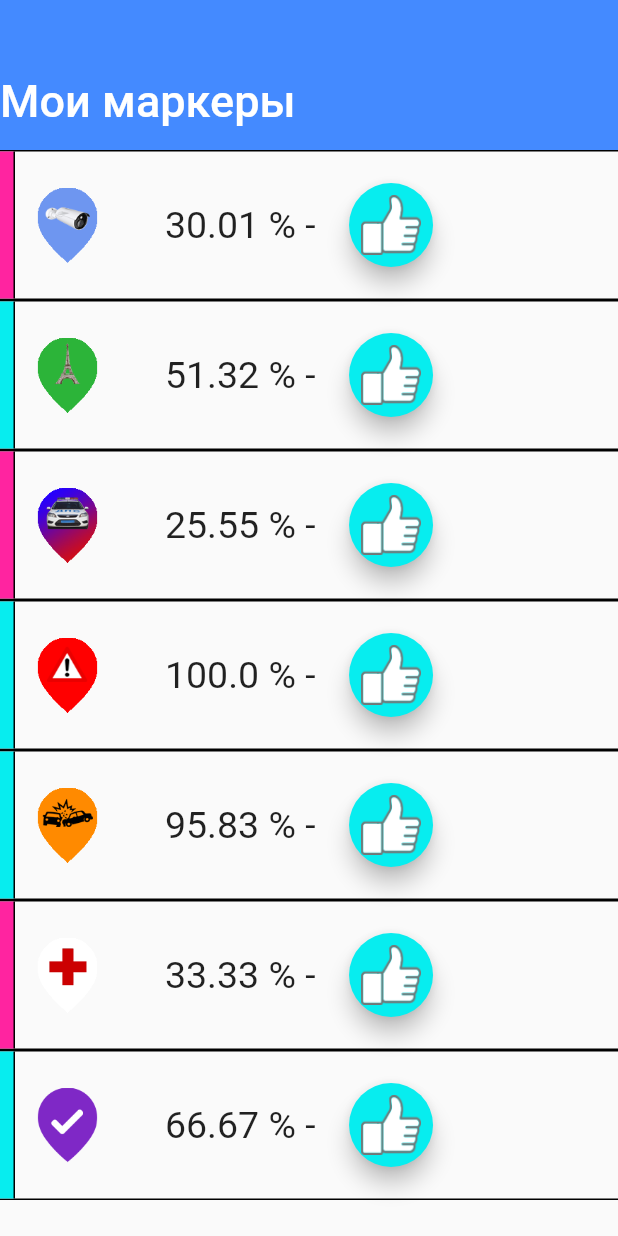
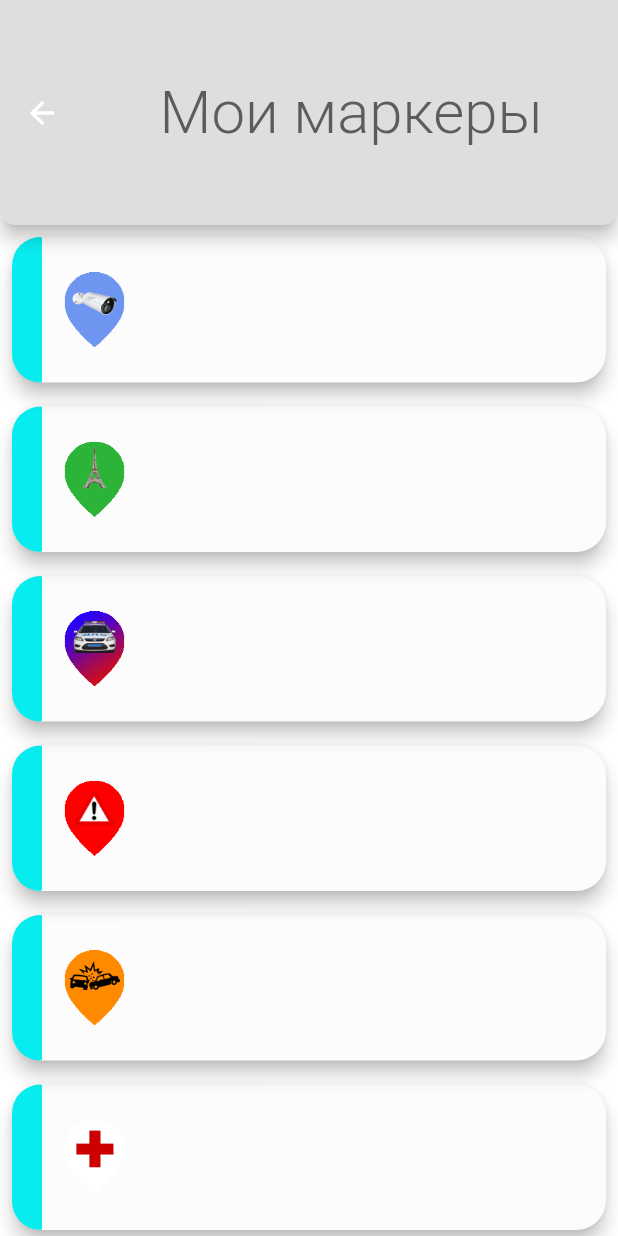
Before and after one commit to shifanyer/attention_map, a Flutter app: the MyMarkers screen opened directly, on a phone screen of 412 x 824 dp. Run offline on Flutter 3.47's test engine with Material 2 defaults, Android fonts, the phone set to English and light mode, and no system bars; our stand-ins replace firebase_core, firebase_database, firebase_storage, fluttertoast, google_maps_flutter, location; missing offline and left inert: firebase, geocoder; accounts and stored records are empty.

Commit message:
Дизайн моих маркеров обновляется WIP

```diff
--- a/lib/local_db/write_in_file.dart
+++ b/lib/local_db/write_in_file.dart
@@ -36,7 +36,6 @@ class FileOperations {
       final file = await _userDecisions;
       Map writtenFile = json.decode((file?.readAsStringSync()) ?? '');
       globals.userDecisions = writtenFile.map((key, value) => MapEntry(MarkerId(key), value)) ?? {};
-      print('globals.userDecisions: ${globals.userDecisions} writtenFile: ${writtenFile}');
       return true;
     } catch (e) {
       // If encountering an error, return 0
--- a/lib/my_markers/my_markers.dart
+++ b/lib/my_markers/my_markers.dart
@@ -3,6 +3,10 @@ import 'package:flutter/cupertino.dart';
 import 'package:flutter/material.dart';
 
 class MyMarkers extends StatelessWidget with ThemeOne {
+
+  var cardHeight = 105.0;
+  var edgeCornerRadius = 20.0;
+
   static List<String> markerImageAssets = [
     'assets/camera_marker.png',
     'assets/monument_marker.png',
@@ -17,26 +21,126 @@ class MyMarkers extends StatelessWidget with ThemeOne {
 
   @override
   Widget build(BuildContext context) {
+
     return Scaffold(
+      backgroundColor: Colors.white,
+      appBar: AppBar(
+        elevation: 5,
+        title: Center(
+          child: Text(
+            'Мои маркеры',
+            style: TextStyle(
+              color: Color(0xFF5C5C5C),
+              fontSize: 40,
+              fontWeight: FontWeight.w300,
+            ),
+          ),
+        ),
+        toolbarHeight: 150,
+        backgroundColor: Color(0xFFDEDEDE),
+        shape: RoundedRectangleBorder(
+          borderRadius: BorderRadius.vertical(
+            bottom: Radius.circular(10),
+          ),
+        ),
+      ),
       body: SafeArea(
         child: CustomScrollView(
           slivers: [
+            /*
             SliverAppBar(
-              automaticallyImplyLeading: false,
-              pinned: true,
-              expandedHeight: 100.0,
-              flexibleSpace: FlexibleSpaceBar(
-                background: Container(
-                  color: Colors.blueAccent,
-                ),
-                title: Container(
-                  width: MediaQuery.of(context).size.width,
-                  child: Text('Мои маркеры'),
+              shadowColor: Colors.black,
+              elevation: 0.0,
+              // collapsedHeight: 100,
+              shape: RoundedRectangleBorder(
+                borderRadius: BorderRadius.vertical(
+                  bottom: Radius.circular(10),
                 ),
               ),
+              automaticallyImplyLeading: false,
+              // backgroundColor: Color(0xFFDEDEDE),
+              backgroundColor: Colors.transparent,
+              pinned: true,
+              snap: false,
+              floating: false,
+              // expandedHeight: 100.0,
+
+              title: Text(
+                'Мои маркеры',
+                style: TextStyle(
+                  color: Color(0xFF5C5C5C),
+                  fontSize: 30,
+                  fontWeight: FontWeight.w300,
+                ),
+              ),
+              /*
+              flexibleSpace: FlexibleSpaceBar(
+                centerTitle: true,
+                // background: Container(
+                //   color: Color(0xFFDEDEDE),
+                // ),
+                title: Text(
+                  'Мои маркеры',
+                  style: TextStyle(
+                    color: Color(0xFF5C5C5C),
+                    fontSize: 30,
+                    fontWeight: FontWeight.w300,
+                  ),
+                ),
+              ),
+
+               */
             ),
+
+             */
+
             for (var i = 0; i < markerImageAssets.length; i++)
               SliverToBoxAdapter(
+                child: Padding(
+                  padding: const EdgeInsets.all(4.0),
+                  child: Container(
+                    width: MediaQuery.of(context).size.width - 4,
+                    height: cardHeight,
+                    child: Card(
+                      elevation: 5,
+                      shape: RoundedRectangleBorder(
+                        borderRadius: BorderRadius.circular(edgeCornerRadius),
+                      ),
+                      color: Color(0xFFFCFCFC),
+                      child: Row(
+                        children: [
+                          Container(
+                            height: cardHeight,
+                            width: 20,
+                            decoration: BoxDecoration(
+                              color: ThemeOne().forColor,
+                                borderRadius: BorderRadius.only(
+                                    topLeft: Radius.circular(edgeCornerRadius),
+                                    topRight: Radius.circular(1.0),
+                                    bottomLeft: Radius.circular(edgeCornerRadius),
+                                    bottomRight: Radius.circular(1.0),
+                                )
+                            ),
+                          ),
+                          SizedBox(
+                            width: 10,
+                          ),
+                          Container(
+                            width: 50,
+                            height: 50,
+                            child: Image.asset(markerImageAssets[i]),
+                          ),
+                          Column(
+                            children: [
+
+                            ],
+                          ),
+                        ],
+                      ),
+                    ),
+                  ),
+                ),
+                /*
                 child: Container(
                   decoration: BoxDecoration(border: Border(top: BorderSide(width: 1), bottom: BorderSide(width: 1))),
                   height: 100,
@@ -44,7 +148,9 @@ class MyMarkers extends StatelessWidget with ThemeOne {
                   child: Row(
                     children: [
                       Container(
-                        decoration: BoxDecoration(border: Border(right: BorderSide(color: Colors.black, width: 1)), color: (markerPercentage[i] >= 50) ? forColor : againstColor),
+                        decoration: BoxDecoration(
+                            border: Border(right: BorderSide(color: Colors.black, width: 1)),
+                            color: (markerPercentage[i] >= 50) ? forColor : againstColor),
                         width: 10,
                       ),
                       SizedBox(
@@ -58,7 +164,10 @@ class MyMarkers extends StatelessWidget with ThemeOne {
                       SizedBox(
                         width: 40,
                       ),
-                      Text('${markerPercentage[i]} % -  ', style: TextStyle(fontSize: 25),),
+                      Text(
+                        '${markerPercentage[i]} % -  ',
+                        style: TextStyle(fontSize: 25),
+                      ),
                       SizedBox(
                         width: 10,
                       ),
@@ -80,7 +189,9 @@ class MyMarkers extends StatelessWidget with ThemeOne {
                     ],
                   ),
                 ),
+                */
               ),
+
           ],
         ),
       ),
```
